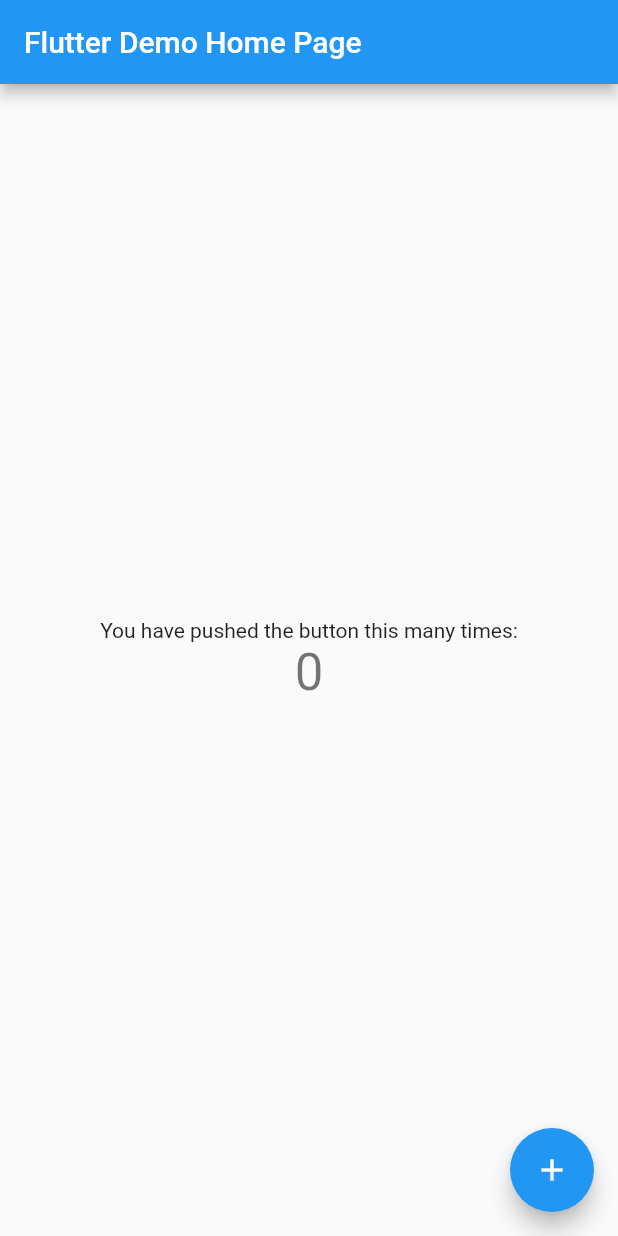
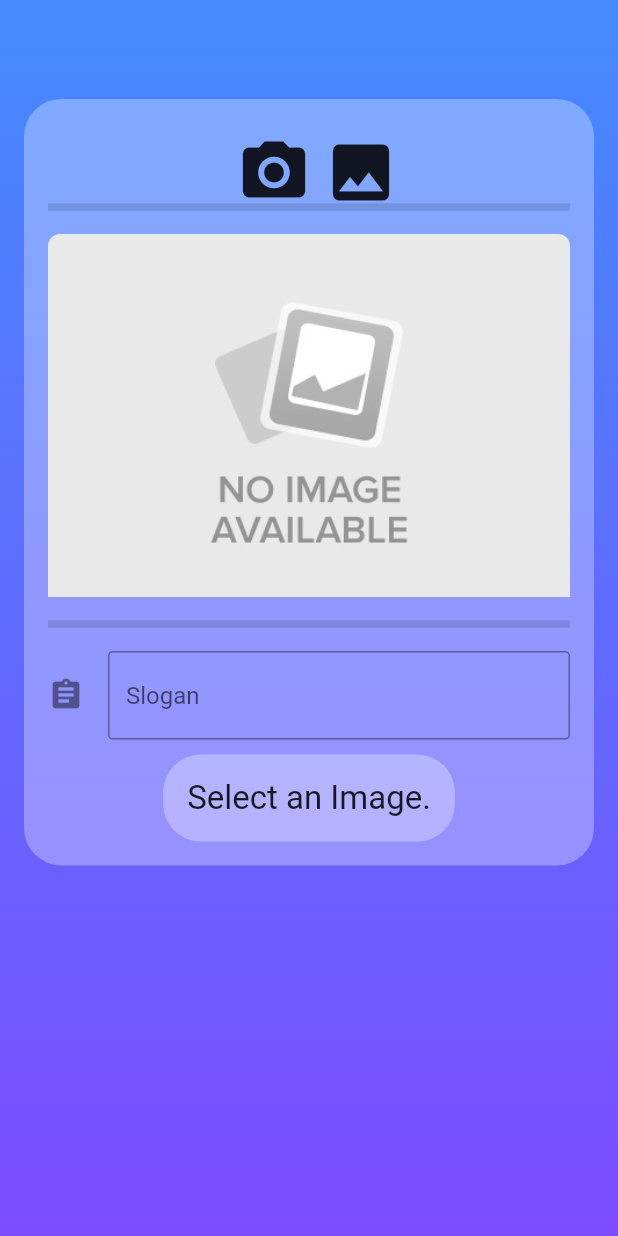
Before and after one commit to hamesjan/NewHackWhoThis, a Flutter app: the screen it shows after launch, on a phone screen of 412 x 824 dp. Run offline on Flutter 3.47's test engine with Material 2 defaults, Android fonts, the phone set to English and light mode, and no system bars; our stand-ins replace image_picker.

Commit message:
adding ui

```diff
--- a/lib/main.dart
+++ b/lib/main.dart
@@ -1,4 +1,6 @@
 import 'package:flutter/material.dart';
+import 'package:newhack/pages/home.dart';
+import 'package:newhack/pages/center.dart';
 
 void main() {
   runApp(MyApp());
@@ -9,105 +11,12 @@
   @override
   Widget build(BuildContext context) {
     return MaterialApp(
+      debugShowCheckedModeBanner: false,
       title: 'Flutter Demo',
       theme: ThemeData(
-        // This is the theme of your application.
-        //
-        // Try running your application with "flutter run". You'll see the
-        // application has a blue toolbar. Then, without quitting the app, try
-        // changing the primarySwatch below to Colors.green and then invoke
-        // "hot reload" (press "r" in the console where you ran "flutter run",
-        // or simply save your changes to "hot reload" in a Flutter IDE).
-        // Notice that the counter didn't reset back to zero; the application
-        // is not restarted.
         primarySwatch: Colors.blue,
       ),
-      home: MyHomePage(title: 'Flutter Demo Home Page'),
+      home: CenterPage(),
     );
   }
 }
-
-class MyHomePage extends StatefulWidget {
-  MyHomePage({Key key, this.title}) : super(key: key);
-
-  // This widget is the home page of your application. It is stateful, meaning
-  // that it has a State object (defined below) that contains fields that affect
-  // how it looks.
-
-  // This class is the configuration for the state. It holds the values (in this
-  // case the title) provided by the parent (in this case the App widget) and
-  // used by the build method of the State. Fields in a Widget subclass are
-  // always marked "final".
-
-  final String title;
-
-  @override
-  _MyHomePageState createState() => _MyHomePageState();
-}
-
-class _MyHomePageState extends State<MyHomePage> {
-  int _counter = 0;
-
-  void _incrementCounter() {
-    setState(() {
-      // This call to setState tells the Flutter framework that something has
-      // changed in this State, which causes it to rerun the build method below
-      // so that the display can reflect the updated values. If we changed
-      // _counter without calling setState(), then the build method would not be
-      // called again, and so nothing would appear to happen.
-      _counter++;
-    });
-  }
-
-  @override
-  Widget build(BuildContext context) {
-    // This method is rerun every time setState is called, for instance as done
-    // by the _incrementCounter method above.
-    //
-    // The Flutter framework has been optimized to make rerunning build methods
-    // fast, so that you can just rebuild anything that needs updating rather
-    // than having to individually change instances of widgets.
-    return Scaffold(
-      appBar: AppBar(
-        // Here we take the value from the MyHomePage object that was created by
-        // the App.build method, and use it to set our appbar title.
-        title: Text(widget.title),
-      ),
-      body: Center(
-        // Center is a layout widget. It takes a single child and positions it
-        // in the middle of the parent.
-        child: Column(
-          // Column is also a layout widget. It takes a list of children and
-          // arranges them vertically. By default, it sizes itself to fit its
-          // children horizontally, and tries to be as tall as its parent.
-          //
-          // Invoke "debug painting" (press "p" in the console, choose the
-          // "Toggle Debug Paint" action from the Flutter Inspector in Android
-          // Studio, or the "Toggle Debug Paint" command in Visual Studio Code)
-          // to see the wireframe for each widget.
-          //
-          // Column has various properties to control how it sizes itself and
-          // how it positions its children. Here we use mainAxisAlignment to
-          // center the children vertically; the main axis here is the vertical
-          // axis because Columns are vertical (the cross axis would be
-          // horizontal).
-          mainAxisAlignment: MainAxisAlignment.center,
-          children: <Widget>[
-            Text(
-              'You have pushed the button this many times:',
-            ),
-            Text(
-              '$_counter',
-              style: Theme.of(context).textTheme.headline4,
-            ),
-          ],
-        ),
-      ),
-      floatingActionButton: FloatingActionButton(
-        onPressed: _incrementCounter,
-        tooltip: 'Increment',
-        child: Icon(Icons.add),
-      ), // This trailing comma makes auto-formatting nicer for build methods.
-    );
-  }
-}
--- /dev/null
+++ b/lib/pages/center.dart
@@ -0,0 +1,159 @@
+import 'package:flutter/material.dart';
+import 'package:flutter/cupertino.dart';
+import 'package:newhack/widgets/custom_button.dart';
+import 'package:image_picker/image_picker.dart';
+import 'dart:io';
+import 'package:http/http.dart' as http;
+
+class CenterPage extends StatefulWidget {
+  @override
+  _CenterPageState createState() => _CenterPageState();
+}
+
+class _CenterPageState extends State<CenterPage> {
+  Future<File> file;
+  File _file;
+  String status = '';
+  String base64Image;
+  File tmpFile;
+  String errMessage = 'Error Uploading Image';
+
+  Future<http.StreamedResponse> uploadImage(filename, url) async {
+    var request = http.MultipartRequest('POST', Uri.parse(url));
+    request.files.add(await http.MultipartFile.fromPath('file', filename));
+    var res = await request.send();
+    return res;
+  }
+
+  String respStr = '';
+  String returnData = '';
+  String slogan = '';
+
+
+  Widget displaySelectedFile(File file) {
+    return new ClipRRect(
+      borderRadius: BorderRadius.only(
+        topLeft: Radius.circular(8.0),
+        topRight: Radius.circular(8.0),
+      ),
+      child: file == null
+          ? new Image(image: AssetImage(
+          'assets/images/no-image-available.png.jpeg'
+      ),)
+          : new Image.file(file, width: 300, height: 300, fit: BoxFit.fill,),
+    );
+  }
+
+  @override
+  Widget build(BuildContext context) {
+    return Scaffold(
+        body: Container(
+          height: MediaQuery.of(context).size.height,
+          width: MediaQuery.of(context).size.width,
+          decoration: BoxDecoration(gradient: LinearGradient(
+              begin: Alignment.topCenter,
+              end: Alignment.bottomCenter,
+              colors: [
+                Colors.blueAccent,
+                Colors.deepPurpleAccent
+              ]
+          )
+          ),
+          child: SingleChildScrollView(
+            padding: EdgeInsets.all(16),
+            child: Column(
+              children: <Widget>[
+                SizedBox( height: 50,),
+                Column(
+                  mainAxisAlignment: MainAxisAlignment.center,
+                  children: <Widget>[
+                    Container(
+                      padding: EdgeInsets.all(16),
+                      decoration: BoxDecoration(
+                          color: Colors.white30,
+                          borderRadius: BorderRadius.all(Radius.circular(25))
+                      ),
+                      child: Column(
+                        children: <Widget>[
+                          Row(
+                            crossAxisAlignment: CrossAxisAlignment.center,
+                            children: <Widget>[
+                              Container(width: MediaQuery.of(context).size.width/ 3.5,),
+                              SendButton(
+                                icon: Icon(Icons.camera_alt, size: 50,),
+                                callback: () async{
+                                  var file = await ImagePicker.pickImage(source: ImageSource.camera);
+                                  //   var res = await uploadImage(file.path, "http://4aa134b5af7c.ngrok.io/foodify");
+                                  //       respStr = await res.stream.bytesToString();
+                                  setState(() {
+                                    _file = file;
+                                    returnData = respStr;
+                                  });
+                                },
+                              ),
+                              SizedBox(width: 10,),
+                              SendButton(
+                                  icon: Icon(Icons.image, size: 50,),
+                                  callback: () async {
+                                    var file = await ImagePicker.pickImage(source: ImageSource.gallery);
+//                        var res = await uploadImage(file.path, "http://292bde44c00c.ngrok.io/file_analysis");
+//                        respStr = await res.stream.bytesToString();
+                                    setState(() {
+                                      _file = file;
+                                      returnData = respStr;
+                                    });
+                                  }
+                              ),
+                            ],
+                          ),
+                          Divider(thickness: 5,),
+                          SizedBox(height: 10,),
+                          displaySelectedFile(_file),
+                          SizedBox(height: 10,),
+                          Divider(thickness: 5,),
+                          SizedBox(height: 10,),
+                          TextField(
+                              onChanged: (value) => slogan = value,
+                              decoration: InputDecoration(
+                                  icon: Icon(Icons.assignment),
+                                  border: OutlineInputBorder(
+                                      borderRadius: BorderRadius.all(Radius.circular(3))
+                                  ),
+                                  hintText: 'Slogan',
+                                  fillColor: Colors.deepPurpleAccent
+                              )
+                          ),
+                          SizedBox(
+                            height: 10,
+                          ),
+                          Container(
+                            padding: EdgeInsets.all(16),
+                            decoration: BoxDecoration(
+                                color: Colors.white30,
+                                borderRadius: BorderRadius.all(Radius.circular(25))
+                            ),
+                            child: _file == null ? Text('Select an Image.', style: TextStyle(
+                                fontSize: 22
+                            ),) : RaisedButton(
+                              child: Text('Submit'),
+                              elevation: 10,
+                              onPressed: (){
+
+                              },
+                            ),
+                          ),
+                        ],
+
+                      ),
+                    )
+
+                  ],
+
+                ),
+              ],
+            ),
+          ),
+        )
+    );
+  }
+}
--- /dev/null
+++ b/lib/widgets/custom_button.dart
@@ -0,0 +1,39 @@
+import 'package:flutter/cupertino.dart';
+import 'package:flutter/material.dart';
+
+class CustomButton extends StatelessWidget {
+  final VoidCallback callback;
+  final String text;
+
+  const CustomButton({Key key, this.callback, this.text}) : super(key: key);
+  @override
+  Widget build(BuildContext context) {
+    return ButtonTheme(
+      shape: StadiumBorder(),
+      minWidth: 200,
+      height: 60,
+      child: RaisedButton(
+        color: Colors.white,
+        elevation: 6,
+        child: Text(text, style: TextStyle(
+            fontSize: 18
+        ),),
+
+        onPressed: callback,
+      ),
+    );
+  }
+}
+
+class SendButton extends StatelessWidget {
+  final Icon icon;
+  final VoidCallback callback;
+  const SendButton({Key key, this.icon, this.callback}) : super(key: key);
+  @override
+  Widget build(BuildContext context) {
+    return IconButton(
+      icon: icon,
+      onPressed: callback,
+    );
+  }
+}
--- a/pubspec.yaml
+++ b/pubspec.yaml
@@ -24,6 +24,9 @@
   # The following adds the Cupertino Icons font to your application.
   # Use with the CupertinoIcons class for iOS style icons.
   cupertino_icons: ^0.1.3
+  image_picker:
+  http:
+
 
 dev_dependencies:
   flutter_test:
@@ -45,6 +48,8 @@
   #   - images/a_dot_burr.jpeg
   #   - images/a_dot_ham.jpeg
 
+  assets:
+    - assets/images/
   # An image asset can refer to one or more resolution-specific "variants", see
   # https://flutter.dev/assets-and-images/#resolution-aware.
 
```
Also changed, not shown: lib/pages/home.dart (added, +85 -0 lines), assets/images/no-image-available.png.jpeg (added), pubspec.lock, 7 other files.
